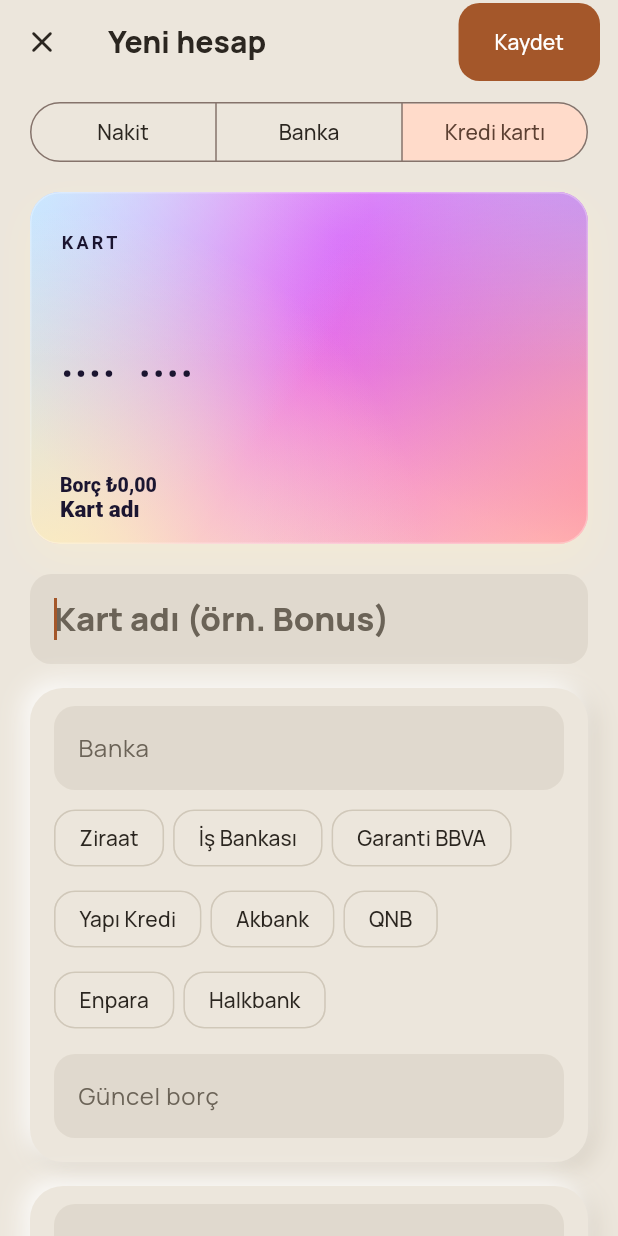
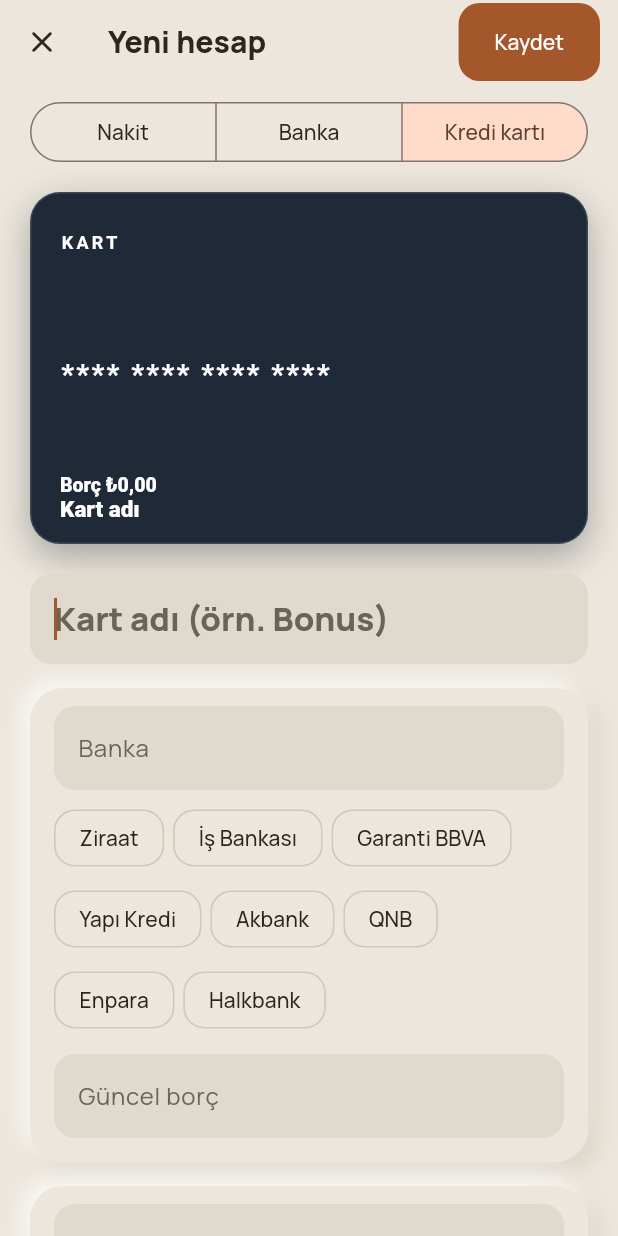
Before and after one commit to ramaznnyalcnn/life-base, a Flutter app: the AccountEditPage screen opened directly, after a tap on "Nakit", after a tap on "Banka", after a tap on "Kredi kartı", on a phone screen of 412 x 824 dp. Run offline on Flutter 3.47's test engine with Material 3 defaults, Android fonts, the phone set to English and light mode, and no system bars; our stand-ins replace connectivity_plus, dio, drift, drift_flutter, flutter_local_notifications, flutter_riverpod and 6 more; accounts and stored records are empty; generated files the repository leaves out were written again.

Commit message:
Solid-colour cards with the number as **** **** **** 1234
Asked for after seeing the glow design: each scheme is one flat colour now
(the pastel one is "Pembe"), and the front masks the number in four groups.

```diff
--- a/mobile/lib/modules/wallet/ui/account_edit_page.dart
+++ b/mobile/lib/modules/wallet/ui/account_edit_page.dart
@@ -76,7 +76,7 @@ class _AccountEditPageState extends ConsumerState<AccountEditPage> {
     _limit = TextEditingController(text: a?.limit == null ? '' : _plain(a!.limit!));
     _last4 = TextEditingController(text: a?.last4 ?? '');
     _iban = TextEditingController(text: a?.iban == null ? '' : formatIban(a!.iban!));
-    _color = a?.color ?? 'aurora';
+    _color = a?.color ?? 'gece';
     _network = a?.network;
     _statementDay = a?.statementDay;
     _dueDay = a?.dueDay;
@@ -437,7 +437,7 @@ class _AccountEditPageState extends ConsumerState<AccountEditPage> {
                       height: 30,
                       decoration: BoxDecoration(
                         borderRadius: BorderRadius.circular(8),
-                        gradient: LinearGradient(colors: entry.value.$2),
+                        color: entry.value.$2,
                         border: Border.all(color: _color == entry.key ? t.onBase : Colors.transparent, width: 2.5),
                       ),
                     ),
--- a/mobile/lib/modules/wallet/ui/card_face.dart
+++ b/mobile/lib/modules/wallet/ui/card_face.dart
@@ -6,59 +6,31 @@ import '../../../core/wallet/wallet_models.dart';
 import '../../../core/wallet/wallet_outbox.dart';
 import 'wallet_format.dart';
 
-/// The card's printed surface at real card proportions (85.6 × 54 mm): its
-/// scheme's gradient with soft colour glows and a glassy sheen.
+/// The card's surface at real card proportions (85.6 × 54 mm), in its
+/// scheme's single colour.
 class CardSurface extends StatelessWidget {
   const CardSurface({super.key, required this.color, required this.child, this.dim = false});
 
   final String? color;
   final Widget child;
 
-  /// The back: a frosted veil so the details read clearly.
+  /// The back: a veil so the details read clearly.
   final bool dim;
 
   @override
   Widget build(BuildContext context) {
-    final (gradient, ink) = schemeOf(color);
+    final (fill, ink) = schemeOf(color);
+    final veil = (ink.computeLuminance() > .5 ? Colors.black : Colors.white).withValues(alpha: .18);
     return AspectRatio(
       aspectRatio: 85.6 / 54,
       child: DecoratedBox(
         decoration: BoxDecoration(
+          color: dim ? Color.alphaBlend(veil, fill) : fill,
           borderRadius: BorderRadius.circular(20),
-          boxShadow: [BoxShadow(color: gradient.last.withValues(alpha: .35), blurRadius: 22, offset: const Offset(0, 10))],
+          border: Border.all(color: Colors.white.withValues(alpha: .14)),
+          boxShadow: [BoxShadow(color: fill.withValues(alpha: .35), blurRadius: 20, offset: const Offset(0, 8))],
         ),
-        child: ClipRRect(
-          borderRadius: BorderRadius.circular(20),
-          child: Stack(fit: StackFit.expand, children: [
-            DecoratedBox(
-              decoration: BoxDecoration(gradient: LinearGradient(begin: Alignment.topLeft, end: Alignment.bottomRight, colors: gradient)),
-            ),
-            for (final (glow, at) in cardGlows(color))
-              DecoratedBox(
-                decoration: BoxDecoration(
-                  gradient: RadialGradient(center: at, radius: 1.05, colors: [glow.withValues(alpha: .85), glow.withValues(alpha: 0)]),
-                ),
-              ),
-            // Sheen across the top, as on a glossy card.
-            DecoratedBox(
-              decoration: BoxDecoration(
-                gradient: LinearGradient(
-                  begin: Alignment.topCenter,
-                  end: Alignment.center,
-                  colors: [Colors.white.withValues(alpha: .22), Colors.white.withValues(alpha: 0)],
-                ),
-              ),
-            ),
-            if (dim) ColoredBox(color: (ink.computeLuminance() > .5 ? Colors.black : Colors.white).withValues(alpha: .38)),
-            DecoratedBox(
-              decoration: BoxDecoration(
-                borderRadius: BorderRadius.circular(20),
-                border: Border.all(color: Colors.white.withValues(alpha: .28)),
-              ),
-            ),
-            DefaultTextStyle(style: TextStyle(color: ink), child: child),
-          ]),
-        ),
+        child: DefaultTextStyle(style: TextStyle(color: ink), child: child),
       ),
     );
   }
@@ -118,8 +90,8 @@ class CardFace extends StatelessWidget {
                 const SizedBox(height: 40),
             ]),
             const Spacer(),
-            Text(card.last4 == null ? '••••  ••••' : '••••  ${card.last4}',
-                style: TextStyle(color: ink, fontSize: 19, letterSpacing: 2.5, fontWeight: FontWeight.w700, fontFeatures: const [FontFeature.tabularFigures()])),
+            Text('**** **** **** ${card.last4 ?? '****'}',
+                style: TextStyle(color: ink, fontSize: 19, letterSpacing: 1.5, fontWeight: FontWeight.w700, fontFeatures: const [FontFeature.tabularFigures()])),
             const Spacer(),
             if (share != null) ...[
               Padding(
--- a/mobile/lib/modules/wallet/ui/wallet_format.dart
+++ b/mobile/lib/modules/wallet/ui/wallet_format.dart
@@ -31,39 +31,20 @@ IconData categoryIcon(String? name, TxKind kind) {
   return kind == TxKind.income ? Icons.south_west_rounded : Icons.north_east_rounded;
 }
 
-/// Card colour schemes: (label, gradient, text colour). The card face lays
-/// soft colour glows over the gradient (see [cardGlows]).
-const cardSchemes = <String, (String, List<Color>, Color)>{
-  'aurora': ('Aurora', [Color(0xFFC6ECFF), Color(0xFFF7A8D8), Color(0xFFFFF1C9)], Color(0xFF1B1530)),
-  'gece': ('Gece', [Color(0xFF1F2937), Color(0xFF111827)], Colors.white),
-  'okyanus': ('Okyanus', [Color(0xFF1E5BA8), Color(0xFF0E3366)], Colors.white),
-  'zumrut': ('Zümrüt', [Color(0xFF1F7A5A), Color(0xFF0E4A36)], Colors.white),
-  'yakut': ('Yakut', [Color(0xFFB0303F), Color(0xFF6E1624)], Colors.white),
-  'altin': ('Altın', [Color(0xFFE2C275), Color(0xFFB08A3C)], Color(0xFF2B2111)),
-  'lavanta': ('Lavanta', [Color(0xFF8C72D4), Color(0xFF55409A)], Colors.white),
-  'gumus': ('Gümüş', [Color(0xFFE3E6EA), Color(0xFFAEB4BC)], Color(0xFF1F2328)),
-  'turuncu': ('Turuncu', [Color(0xFFF08A3C), Color(0xFFB4501A)], Colors.white),
+/// Card colours, one solid colour each: (label, colour, text colour).
+const cardSchemes = <String, (String, Color, Color)>{
+  'gece': ('Gece', Color(0xFF1F2937), Colors.white),
+  'okyanus': ('Okyanus', Color(0xFF1E5BA8), Colors.white),
+  'zumrut': ('Zümrüt', Color(0xFF1F7A5A), Colors.white),
+  'yakut': ('Yakut', Color(0xFFB0303F), Colors.white),
+  'altin': ('Altın', Color(0xFFD9B865), Color(0xFF2B2111)),
+  'lavanta': ('Lavanta', Color(0xFF7E64C8), Colors.white),
+  'aurora': ('Pembe', Color(0xFFF2B5D4), Color(0xFF2A1424)),
+  'gumus': ('Gümüş', Color(0xFFD5D9DE), Color(0xFF1F2328)),
+  'turuncu': ('Turuncu', Color(0xFFE9803A), Colors.white),
 };
 
-/// Glows painted over each scheme's gradient: (colour, centre). Aurora is the
-/// pastel, holographic look; the others get a lighter and a deeper glow of
-/// their own colour.
-List<(Color, Alignment)> cardGlows(String? key) => switch (key) {
-      'aurora' => const [
-          (Color(0xFFE040FB), Alignment(.1, -.75)),
-          (Color(0xFF9C6BFF), Alignment(1.1, -1.1)),
-          (Color(0xFFFF8FA3), Alignment(1.1, .7)),
-          (Color(0xFFB9E6FF), Alignment(-1.1, -1.1)),
-          (Color(0xFFFFF6B8), Alignment(-.9, 1.2)),
-        ],
-      _ => [
-          (Color.lerp(schemeOf(key).$1.first, Colors.white, .45)!, const Alignment(-.9, -1.1)),
-          (Color.lerp(schemeOf(key).$1.first, const Color(0xFFE040FB), .35)!, const Alignment(1.0, -.6)),
-          (Color.lerp(schemeOf(key).$1.last, Colors.black, .25)!, const Alignment(.8, 1.2)),
-        ],
-    };
-
-(List<Color>, Color) schemeOf(String? key) {
+(Color, Color) schemeOf(String? key) {
   final scheme = cardSchemes[key] ?? cardSchemes['gece']!;
   return (scheme.$2, scheme.$3);
 }
```
Also changed, not shown: 1 other file.
